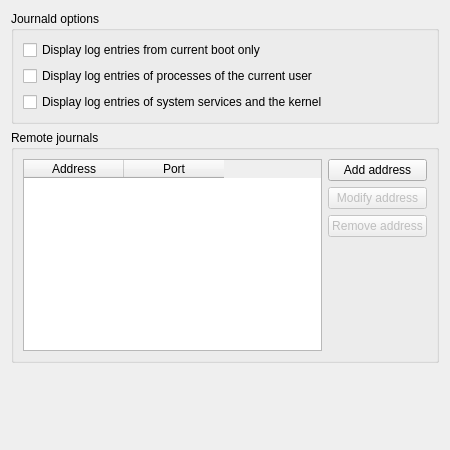
KDE/ksystemlog, file src/modes/journald/journaldConfigurationWidget.ui: the form before one commit.
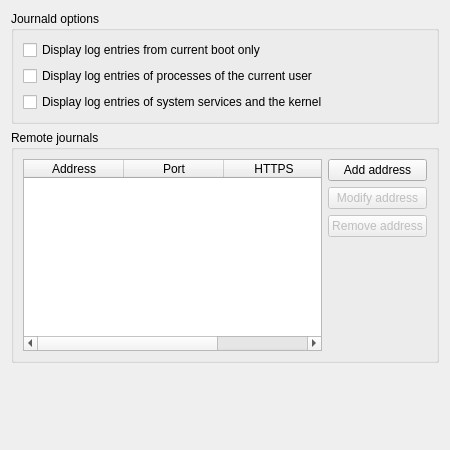
The form after the commit.

Commit message: Added UI to enable HTTPS for remote journals.

```diff
--- a/src/modes/journald/journaldConfigurationWidget.ui
+++ b/src/modes/journald/journaldConfigurationWidget.ui
@@ -71,6 +71,11 @@
           <string>Port</string>
          </property>
         </column>
+        <column>
+         <property name="text">
+          <string notr="true">HTTPS</string>
+         </property>
+        </column>
        </widget>
       </item>
       <item>
```
The commit also changes 6 other files.
